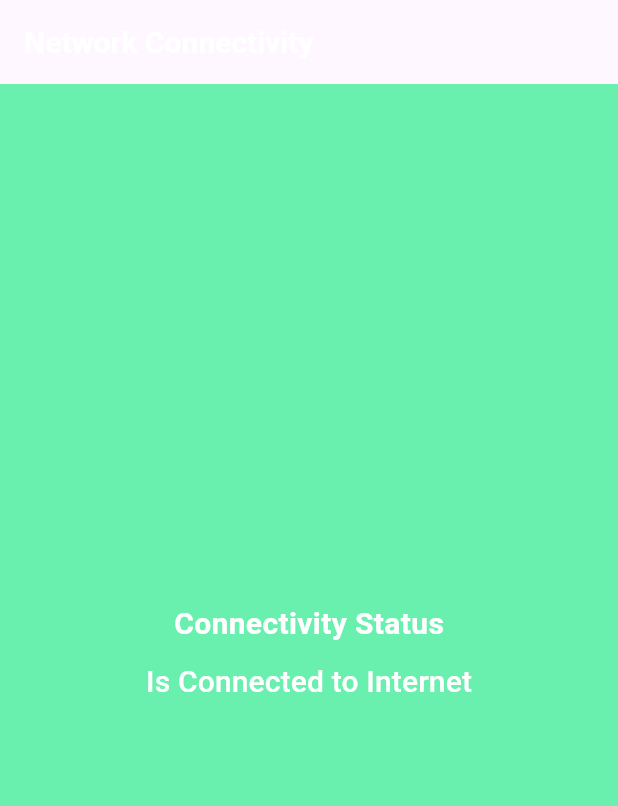
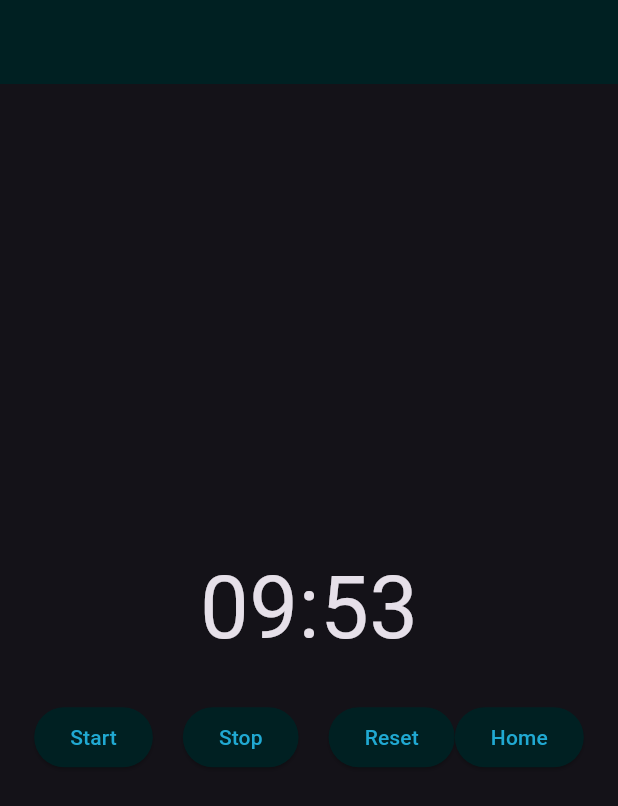
Before and after one commit to abdelrahman-abied/flutter_ui_templates, a Flutter app: the screen it shows after launch, on a phone screen of 412 x 824 dp. Shown: the top 806 px of the screen. Run offline on Flutter 3.47's test engine with Material 3 defaults, Android fonts, the light colour scheme and no system bars; our stand-ins replace auto_size_text, connectivity_plus, flutter_animate, flutter_riverpod, pinput.

Commit message:
create down timer in shared widgets

```diff
--- a/lib/internet_connectivity/view/connectivity_view.dart
+++ b/lib/internet_connectivity/view/connectivity_view.dart
@@ -1,6 +1,7 @@
 import 'package:flutter/material.dart';
 import 'package:flutter_riverpod/flutter_riverpod.dart';
 import 'package:flutter_ui_template/internet_connectivity/state/connectivity_state.dart';
+import 'package:flutter_ui_template/theme/theme_extansions.dart';
 
 import '../../otp_design.dart/otp_home_screen.dart';
 
@@ -56,12 +57,17 @@ class _ConnectivityViewState extends ConsumerState<ConnectivityView> {
           child: Column(
             mainAxisAlignment: MainAxisAlignment.center,
             children: [
-              const Text(
-                'Connectivity Status',
-                style: TextStyle(
-                  color: Colors.white,
-                  fontSize: 20.0,
-                  fontWeight: FontWeight.bold,
+              Container(
+                decoration: BoxDecoration(
+                  gradient: Theme.of(context).appGradientTheme.backgroundGradient,
+                ),
+                child: const Text(
+                  'Connectivity Status',
+                  style: TextStyle(
+                    color: Colors.white,
+                    fontSize: 20.0,
+                    fontWeight: FontWeight.bold,
+                  ),
                 ),
               ),
               TextButton(
--- a/lib/main.dart
+++ b/lib/main.dart
@@ -1,8 +1,9 @@
 import 'package:flutter/material.dart';
 import 'package:flutter_riverpod/flutter_riverpod.dart';
 import 'package:flutter_ui_template/internet_connectivity/state/connectivity_state.dart';
-
-import 'internet_connectivity/view/connectivity_view.dart';
+import 'package:flutter_ui_template/shared_timer/shared_downtimer.dart';
+import 'package:flutter_ui_template/theme/app_theme.dart';
+import 'package:flutter_ui_template/theme/theme_extansions.dart';
 
 void main() {
   final container = ProviderContainer();
@@ -37,8 +38,8 @@ class MyApp extends ConsumerWidget {
               ),
               backgroundColor:
                   ref.read(connectivityStatusProviders) == ConnectivityStatus.isConnected
-                      ? Colors.green
-                      : Colors.red,
+                      ? Theme.of(context).colorTheme.primaryColor
+                      : Theme.of(context).colorTheme.secondaryColor,
             ),
           );
         });
@@ -48,10 +49,14 @@ class MyApp extends ConsumerWidget {
     return MaterialApp(
       scaffoldMessengerKey: _scaffoldkey,
       title: 'Flutter Demo',
-      theme: ThemeData(
-        primarySwatch: Colors.blue,
+      theme: AppTheme.lightTheme, // <-- Light theme value
+      darkTheme: AppTheme.darkTheme, // <-- Dark theme value
+      themeMode: ThemeMode.dark,
+      navigatorKey: navigatorKey,
+      home: Scaffold(
+        body: SharedTimerWidget(),
       ),
-      home: ConnectivityView(),
     );
   }
 }
+final navigatorKey = GlobalKey<NavigatorState>();
--- /dev/null
+++ b/lib/shared_timer/shared_downtimer.dart
@@ -0,0 +1,151 @@
+import 'dart:async';
+
+import 'package:flutter/material.dart';
+import 'package:flutter_riverpod/flutter_riverpod.dart';
+import 'package:flutter_ui_template/main.dart';
+import 'package:flutter_ui_template/shared_timer/seconds.dart';
+
+// Define a state class for the timer
+class TimerState {
+  final int minutes;
+  final int seconds;
+  final bool isRunning;
+
+  TimerState({
+    required this.minutes,
+    required this.seconds,
+    required this.isRunning,
+  });
+  // to json
+  Map<String, dynamic> toJson() {
+    return {
+      'minutes': minutes,
+      'seconds': seconds,
+      'isRunning': isRunning,
+    };
+  }
+}
+
+// Create a provider for the timer state
+final timerProvider = StateNotifierProvider.autoDispose<TimerNotifier, TimerState>((ref) {
+  return TimerNotifier(
+    initialMinutes: 10,
+    initialSeconds: 0,
+  )..start();
+});
+
+// Define a notifier class to manage the timer logic
+class TimerNotifier extends StateNotifier<TimerState> {
+  TimerNotifier({required int initialMinutes, required int initialSeconds})
+      : super(TimerState(
+          minutes: initialMinutes,
+          seconds: initialSeconds,
+          isRunning: false,
+        ));
+
+  Timer? _timer;
+
+  // Start the timer
+  void start() {
+    if (state.isRunning) return;
+    _timer = Timer.periodic(const Duration(seconds: 1), (timer) {
+      if (state.seconds > 0) {
+        state = TimerState(
+          minutes: state.minutes,
+          seconds: state.seconds - 1,
+          isRunning: true,
+        );
+      } else if (state.minutes > 0) {
+        state = TimerState(
+          minutes: state.minutes - 1,
+          seconds: 59,
+          isRunning: true,
+        );
+      } else {
+        // Timer ended
+        stop();
+        // Navigate to home screen
+        navigatorKey.currentState?.popUntil((route) => route.isFirst);
+      }
+      debugPrint(state.toJson().toString());
+    });
+  }
+
+  // Stop the timer
+  void stop() {
+    _timer?.cancel();
+    state = TimerState(
+      minutes: state.minutes,
+      seconds: state.seconds,
+      isRunning: false,
+    );
+  }
+
+  // Reset the timer
+  void reset() {
+    stop();
+    state = TimerState(
+      minutes: 10,
+      seconds: 0,
+      isRunning: false,
+    );
+  }
+}
+
+// Widget to display the timer
+class SharedTimerWidget extends ConsumerWidget {
+  const SharedTimerWidget({Key? key}) : super(key: key);
+
+  @override
+  Widget build(BuildContext context, WidgetRef ref) {
+    final timerState = ref.watch(timerProvider);
+
+    return Scaffold(
+      appBar: AppBar(
+        title: const Text('Timer'),
+      ),
+      body: Center(
+        child: Column(
+          mainAxisAlignment: MainAxisAlignment.center,
+          children: [
+            Text(
+              '${timerState.minutes.toString().padLeft(2, '0')}:${timerState.seconds.toString().padLeft(2, '0')}',
+              style: const TextStyle(fontSize: 58),
+            ),
+            const SizedBox(height: 20),
+            Row(
+              mainAxisAlignment: MainAxisAlignment.center,
+              children: [
+                ElevatedButton(
+                  onPressed: () => ref.read(timerProvider.notifier).start(),
+                  child: const Text('Start'),
+                ),
+                const SizedBox(width: 20),
+                ElevatedButton(
+                  onPressed: () => ref.read(timerProvider.notifier).stop(),
+                  child: const Text('Stop'),
+                ),
+                const SizedBox(width: 20),
+                ElevatedButton(
+                  onPressed: () => ref.read(timerProvider.notifier).reset(),
+                  child: const Text('Reset'),
+                ),
+                ElevatedButton(
+                  onPressed: () {
+                    Navigator.push(
+                      context,
+                      MaterialPageRoute(
+                        builder: (context) => SecondTimer(),
+                      ),
+                    );
+                  },
+                  child: const Text('Home'),
+                ),
+              ],
+            ),
+          ],
+        ),
+      ),
+    );
+  }
+}
--- /dev/null
+++ b/lib/theme/app_color_theme.dart
@@ -0,0 +1,44 @@
+import 'package:flutter/material.dart';
+
+class AppColorTheme extends ThemeExtension<AppColorTheme> {
+  final Color primaryColor;
+
+  final Color secondaryColor;
+
+  AppColorTheme({
+    this.primaryColor = Colors.green,
+    this.secondaryColor = Colors.pink,
+  });
+
+  // create  app color theme from dark color scheme
+  factory AppColorTheme.dark() {
+    return AppColorTheme(
+      primaryColor: Colors.blue,
+      secondaryColor: Colors.red,
+    );
+  }
+
+  @override
+  ThemeExtension<AppColorTheme> copyWith({
+    Color? appPrimaryColor,
+    Color? appSecondaryColor,
+  }) {
+    return AppColorTheme(
+      primaryColor: appPrimaryColor ?? primaryColor,
+      secondaryColor: appSecondaryColor ?? secondaryColor,
+    );
+  }
+
+  /// lerp: This method is used for theme animations. When switching between themes,
+  /// it enables smooth transitions between color values.
+  @override
+  ThemeExtension<AppColorTheme> lerp(
+    covariant ThemeExtension<AppColorTheme>? other,
+    double t,
+  ) {
+    if (other == null) {
+      return this;
+    }
+    return AppColorTheme();
+  }
+}
--- /dev/null
+++ b/lib/theme/app_gradient_theme.dart
@@ -0,0 +1,46 @@
+import 'package:flutter/material.dart';
+
+class AppGradientTheme extends ThemeExtension<AppGradientTheme> {
+  final Gradient backgroundGradient;
+
+  AppGradientTheme({
+    required this.backgroundGradient,
+  });
+  // Here we can pass colorScheme to use color from color scheme only
+  factory AppGradientTheme.generate({required ColorScheme colorScheme}) {
+    return AppGradientTheme(
+      backgroundGradient: LinearGradient(
+        stops: const [0.1, 0.2, 0.9, 0.9, 0.95, 1],
+        colors: [
+          colorScheme.surfaceTint, // <-- Here
+          colorScheme.surfaceTint,
+          colorScheme.onInverseSurface,
+          colorScheme.onInverseSurface,
+          colorScheme.onInverseSurface,
+          colorScheme.onInverseSurface,
+        ],
+        begin: Alignment.bottomLeft,
+        end: Alignment.topRight,
+      ),
+    );
+  }
+
+  @override
+  ThemeExtension<AppGradientTheme> copyWith() {
+    return AppGradientTheme(
+      backgroundGradient: backgroundGradient,
+    );
+  }
+
+  @override
+  ThemeExtension<AppGradientTheme> lerp(covariant ThemeExtension<AppGradientTheme>? other, double t) {
+    if (other == null) {
+      return this;
+    }
+    return AppGradientTheme(
+     backgroundGradient:  LinearGradient(colors: []),
+    );
+  }
+
+
+}
--- /dev/null
+++ b/lib/theme/app_shadow_theme.dart
@@ -0,0 +1,47 @@
+import 'package:flutter/material.dart';
+
+class AppShadowTheme extends ThemeExtension<AppShadowTheme> {
+  final BoxShadow primaryShadow;
+  // For Light Mode call AppShadowTheme()
+  AppShadowTheme({
+    this.primaryShadow = const BoxShadow(
+      color: Color(0xFF6750A4),
+      blurRadius: 10,
+      spreadRadius: 10,
+      offset: Offset(-10, 10),
+      blurStyle: BlurStyle.outer,
+    ),
+  });
+  // For dark Mode call AppShadowTheme.dark()
+  factory AppShadowTheme.dark() {
+    return AppShadowTheme(
+      primaryShadow: const BoxShadow(
+        color: Color(0xFF381E72),
+        blurRadius: 10,
+        spreadRadius: 10,
+        offset: Offset(-10, 10),
+        blurStyle: BlurStyle.outer,
+      ),
+    );
+  }
+
+  @override
+  AppShadowTheme copyWith({
+    BoxShadow? primaryShadow,
+  }) {
+    return AppShadowTheme(
+      primaryShadow: primaryShadow ?? this.primaryShadow,
+    );
+  }
+
+  @override
+  ThemeExtension<AppShadowTheme> lerp(
+    covariant ThemeExtension<AppShadowTheme>? other,
+    double t,
+  ) {
+    if (other == null) {
+      return this;
+    }
+    return AppShadowTheme();
+  }
+}
--- a/lib/theme/app_theme.dart
+++ b/lib/theme/app_theme.dart
@@ -0,0 +1,97 @@
+// Apps theme data
+import 'package:flutter/material.dart';
+import 'package:flutter_ui_template/theme/app_color_theme.dart';
+import 'package:flutter_ui_template/theme/app_gradient_theme.dart';
+import 'package:flutter_ui_template/theme/app_shadow_theme.dart';
+
+class AppTheme {
+  static ThemeData get lightTheme => ThemeData.light(
+        useMaterial3: true,
+      ).copyWith(
+        colorScheme: lightColorScheme,
+        appBarTheme: const AppBarTheme(
+          backgroundColor: Colors.transparent,
+          elevation: 0,
+        ),
+        extensions: [
+          AppShadowTheme(),
+          AppGradientTheme.generate(colorScheme: lightColorScheme),
+          AppColorTheme(),
+        ],
+      );
+
+  static ThemeData get darkTheme => ThemeData.dark(
+        useMaterial3: true,
+      ).copyWith(
+        colorScheme: darkColorScheme,
+        extensions: [
+          AppShadowTheme.dark(),
+          AppGradientTheme.generate(colorScheme: darkColorScheme),
+          AppColorTheme(),
+        ],
+      );
+
+  static const lightColorScheme = ColorScheme(
+    brightness: Brightness.light,
+    primary: Color.fromARGB(255, 59, 138, 174),
+    onPrimary: Color(0xFFFFFFFF),
+    primaryContainer: Color.fromARGB(255, 13, 149, 207),
+    onPrimaryContainer: Color(0xFF002111),
+    secondary: Color(0xFF006C45),
+    onSecondary: Color(0xFFFFFFFF),
+    secondaryContainer: Color(0xFF80FABA),
+    onSecondaryContainer: Color(0xFF002112),
+    tertiary: Color(0xFF9C4331),
+    onTertiary: Color(0xFFFFFFFF),
+    tertiaryContainer: Color(0xFFFFDAD3),
+    onTertiaryContainer: Color(0xFF3E0400),
+    error: Color(0xFFBA1A1A),
+    errorContainer: Color(0xFFFFDAD6),
+    onError: Color(0xFFFFFFFF),
+    onErrorContainer: Color(0xFF410002),
+    background: Color(0xFFF3FEFF),
+    onBackground: Color(0xFF002022),
+    surface: Color(0xFFF3FEFF),
+    onSurface: Color(0xFF002022),
+    outline: Color(0xFF717972),
+    onInverseSurface: Color(0xFFC3FBFF),
+    inverseSurface: Color(0xFF00373A),
+    inversePrimary: Color.fromARGB(255, 20, 197, 216),
+    shadow: Color(0xFF000000),
+    surfaceTint: Color(0xFF006D43),
+    outlineVariant: Color(0xFFC0C9C0),
+    scrim: Color(0xFF000000),
+  );
+
+  static const darkColorScheme = ColorScheme(
+    brightness: Brightness.dark,
+    primary: Color.fromARGB(255, 32, 169, 210),
+    onPrimary: Color(0xFF003920),
+    primaryContainer: Color(0xFF005231),
+    onPrimaryContainer: Color(0xFF52FFAC),
+    secondary: Color(0xFF63DDA0),
+    onSecondary: Color(0xFF003822),
+    secondaryContainer: Color(0xFF005233),
+    onSecondaryContainer: Color(0xFF80FABA),
+    tertiary: Color(0xFFFFB4A5),
+    onTertiary: Color(0xFF002022),
+    tertiaryContainer: Color(0xFF36454F),
+    onTertiaryContainer: Color(0xFF002022),
+    error: Color(0xFFFFB4AB),
+    errorContainer: Color(0xFF93000A),
+    onError: Color(0xFF690005),
+    onErrorContainer: Color(0xFFFFDAD6),
+    background: Color(0xFF002022),
+    onBackground: Color(0xFF70F5FF),
+    surface: Color(0xFF002022),
+    onSurface: Color(0x000fffff),
+    outline: Color(0xFF8A938B),
+    onInverseSurface: Color(0xFF002022),
+    inverseSurface: Color(0x000fffff),
+    inversePrimary: Color(0xFF006D43),
+    shadow: Color(0xFF000000),
+    surfaceTint: Color(0xFF00E290),
+    outlineVariant: Color(0xFF404942),
+    scrim: Color(0xFF000000),
+  );
+}
```
Also changed, not shown: lib/shared_timer/seconds.dart (added, +21 -0 lines), lib/theme/theme_extansions.dart (added, +13 -0 lines), pubspec.lock, 10 other files.
